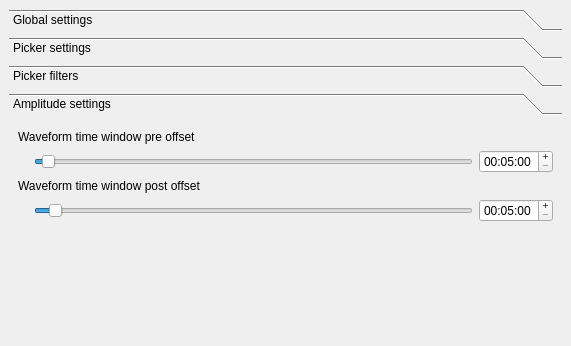
Old version of the form src/gui-qt4/libs/seiscomp3/gui/datamodel/pickersettings.ui in the repository SeisComP3/seiscomp3; both pictures show x 0 to 571 and y 0 to 346 of the 571 by 771 pixel window.
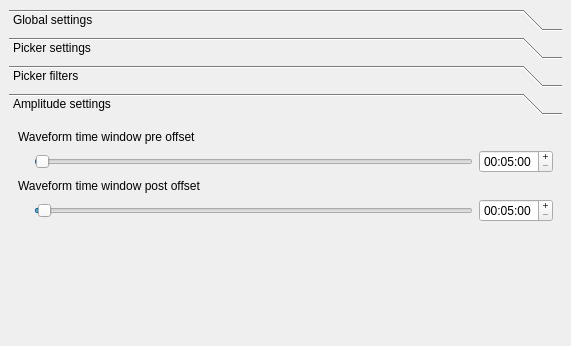
New version of the form. The open tabs and pages were chosen to show the change. Icons and pictures are not drawn.

Commit message: [scolv] Fix picker settings slider adjusting

Patch:
```diff
--- a/src/gui-qt4/libs/seiscomp3/gui/datamodel/pickersettings.ui
+++ b/src/gui-qt4/libs/seiscomp3/gui/datamodel/pickersettings.ui
@@ -1258,7 +1258,7 @@
          <item>
           <widget class="QSlider" name="slAmplitudePreOffset" >
            <property name="maximum" >
-            <number>60</number>
+            <number>300</number>
            </property>
            <property name="sliderPosition" >
             <number>1</number>
@@ -1327,7 +1327,7 @@
          <item>
           <widget class="QSlider" name="slAmplitudePostOffset" >
            <property name="maximum" >
-            <number>60</number>
+            <number>300</number>
            </property>
            <property name="sliderPosition" >
             <number>2</number>
```
The commit also changes 1 other file.
